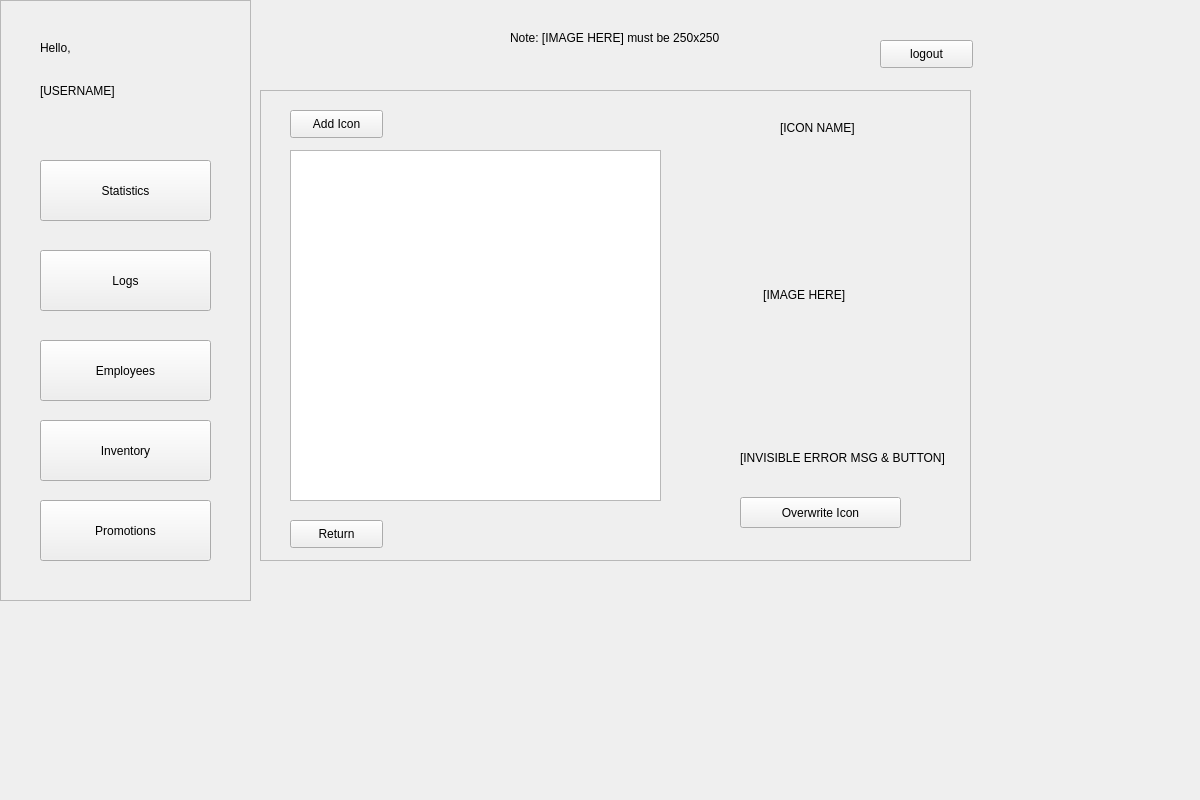
ReiZedlav/CSCC-21.1-Software-Engineering-1, file POS/UI/inventoryIcons.ui: the form before one commit.
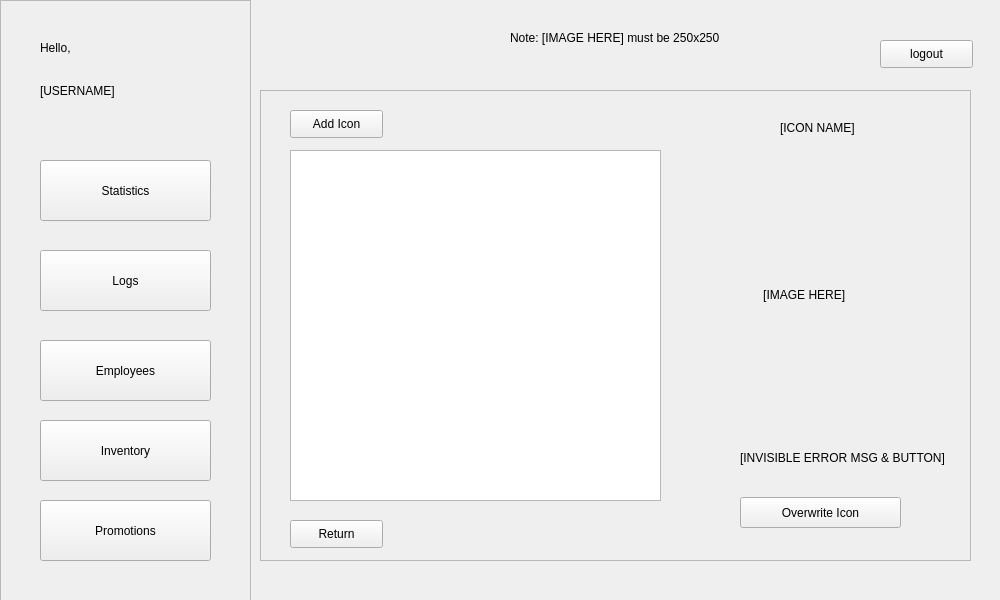
The form after the commit.

```diff
--- a/POS/UI/inventoryIcons.ui
+++ b/POS/UI/inventoryIcons.ui
@@ -6,8 +6,8 @@
    <rect>
     <x>0</x>
     <y>0</y>
-    <width>1200</width>
-    <height>800</height>
+    <width>1000</width>
+    <height>600</height>
    </rect>
   </property>
   <property name="windowTitle">
```
Left out of the diff: 8 changed lines with no effect on the pictures.
